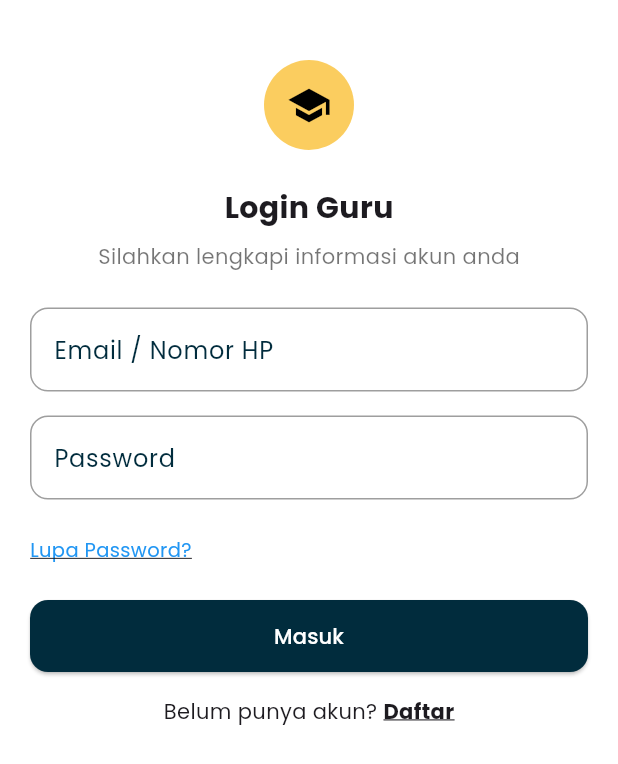
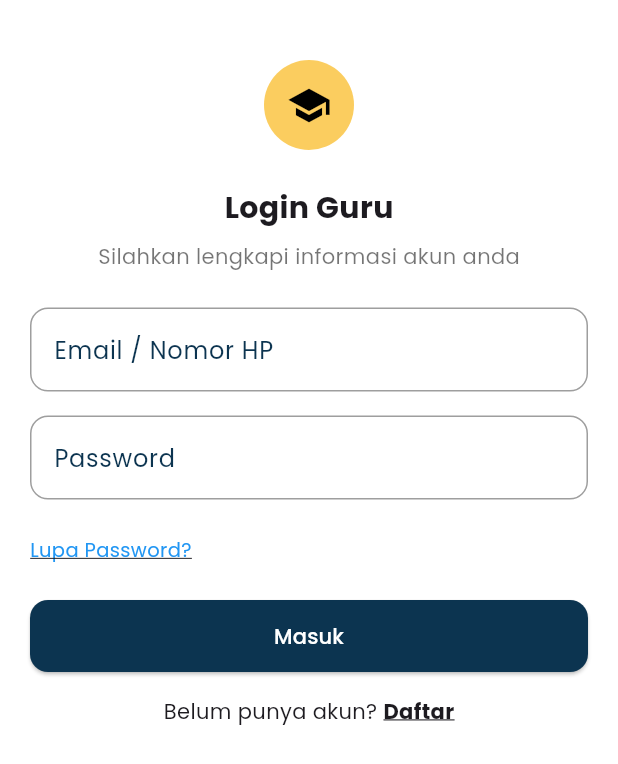
Before and after one commit to KingPublic/LokaIlmu_FE_Guru, a Flutter app: the LoginScreen screen opened by its route, on a phone screen of 412 x 824 dp. Shown: the top 764 px of the screen. Run offline on Flutter 3.47's test engine with Material 3 defaults, Android fonts, the phone set to English and light mode, and no system bars; our stand-ins replace equatable, file_picker, flutter_bloc, flutter_svg, get_it, go_router and 3 more; accounts and stored records are empty; project files that could hold a hidden picture were left out.

Commit message:
Colors_regis_login_mainFIX

```diff
--- a/lokalilmu_guru/lib/login.dart
+++ b/lokalilmu_guru/lib/login.dart
@@ -28,7 +28,6 @@ class _LoginScreenState extends State<LoginScreen> {
               children: [
                 const SizedBox(height: 16),
 
-                // Icon bulat kuning
                 const CircleAvatar(
                   backgroundColor: Color(0xFFFBCD5F),
                   radius: 30,
@@ -86,7 +85,7 @@ class _LoginScreenState extends State<LoginScreen> {
                   height: 48,
                   child: ElevatedButton(
                     style: ElevatedButton.styleFrom(
-                      backgroundColor: const Color(0xFF012C3D),
+                      backgroundColor: const Color(0xFF0C3450),
                       shape: RoundedRectangleBorder(
                         borderRadius: BorderRadius.circular(12),
                       ),
@@ -163,7 +162,7 @@ class _LoginScreenState extends State<LoginScreen> {
         },
         decoration: InputDecoration(
           labelText: label,
-          labelStyle: const TextStyle(color: Color(0xFF012C3D)),
+          labelStyle: const TextStyle(color: Color(0xFF0C3450)),
           border: OutlineInputBorder(
             borderRadius: BorderRadius.circular(12),
           ),
@@ -172,7 +171,7 @@ class _LoginScreenState extends State<LoginScreen> {
             borderRadius: BorderRadius.circular(12),
           ),
           focusedBorder: OutlineInputBorder(
-            borderSide: const BorderSide(color: Color(0xFF012C3D)),
+            borderSide: const BorderSide(color: Color(0xFF0C3450)),
             borderRadius: BorderRadius.circular(12),
           ),
         ),
--- a/lokalilmu_guru/lib/register.dart
+++ b/lokalilmu_guru/lib/register.dart
@@ -196,7 +196,7 @@ class _RegisterScreenState extends State<RegisterScreen> {
                   height: 48,
                   child: ElevatedButton(
                     style: ElevatedButton.styleFrom(
-                      backgroundColor: const Color(0xFF012C3D),
+                      backgroundColor: const Color(0xFF0C3450),
                       shape: RoundedRectangleBorder(
                         borderRadius: BorderRadius.circular(12),
                       ),
@@ -249,9 +249,9 @@ class _RegisterScreenState extends State<RegisterScreen> {
   InputDecoration _inputDecoration(String label) {
     return InputDecoration(
       labelText: label,
-      labelStyle: const TextStyle(color: Color(0xFF012C3D)),
+      labelStyle: const TextStyle(color: Color(0xFF0C3450)),
       focusedBorder: OutlineInputBorder(
-        borderSide: const BorderSide(color: Color(0xFF012C3D)),
+        borderSide: const BorderSide(color: Color(0xFF0C3450)),
         borderRadius: BorderRadius.circular(12),
       ),
       enabledBorder: OutlineInputBorder(
```
Also changed, not shown: lokalilmu_guru/lib/main.dart (line endings or trailing spaces).
